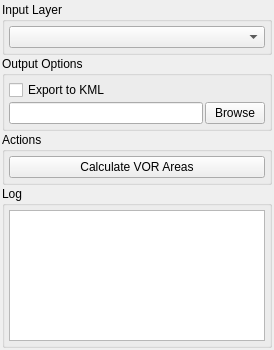
Above: Q_Pansopy/ui/conv/qpansopy_vor_dockwidget.ui from FLYGHT7/qpansopy before the change. Below: the same form after it.
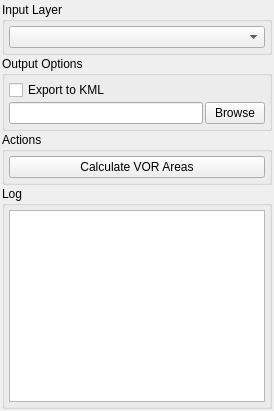
That is the form after the change. Custom widgets are drawn as their Qt base class.

Diff of the .ui file:
```diff
--- a/Q_Pansopy/ui/conv/qpansopy_vor_dockwidget.ui
+++ b/Q_Pansopy/ui/conv/qpansopy_vor_dockwidget.ui
@@ -11,7 +11,7 @@
   <property name="maximumSize">
    <size>
     <width>16777215</width>
-    <height>350</height>
+        <height>16777215</height>
    </size>
   </property>
   <widget class="QWidget" name="dockWidgetContents">
@@ -136,9 +136,9 @@
     <item>
      <widget class="QGroupBox" name="logGroup">
       <property name="sizePolicy">
-       <sizepolicy hsizetype="Preferred" vsizetype="Expanding">
+      <sizepolicy hsizetype="Preferred" vsizetype="Preferred">
         <horstretch>0</horstretch>
-        <verstretch>1</verstretch>
+       <verstretch>0</verstretch>
        </sizepolicy>
       </property>
       <property name="title">
@@ -153,8 +153,14 @@
        </property>
        <item>
         <widget class="QTextEdit" name="logTextEdit">
-         <property name="maximumHeight">
-          <number>60</number>
+      <property name="sizePolicy">
+       <sizepolicy hsizetype="Expanding" vsizetype="Expanding">
+        <horstretch>0</horstretch>
+        <verstretch>1</verstretch>
+       </sizepolicy>
+      </property>
+      <property name="minimumHeight">
+       <number>100</number>
          </property>
          <property name="readOnly">
           <bool>true</bool>
```
Lines whose indentation alone changed are shown as unchanged.
